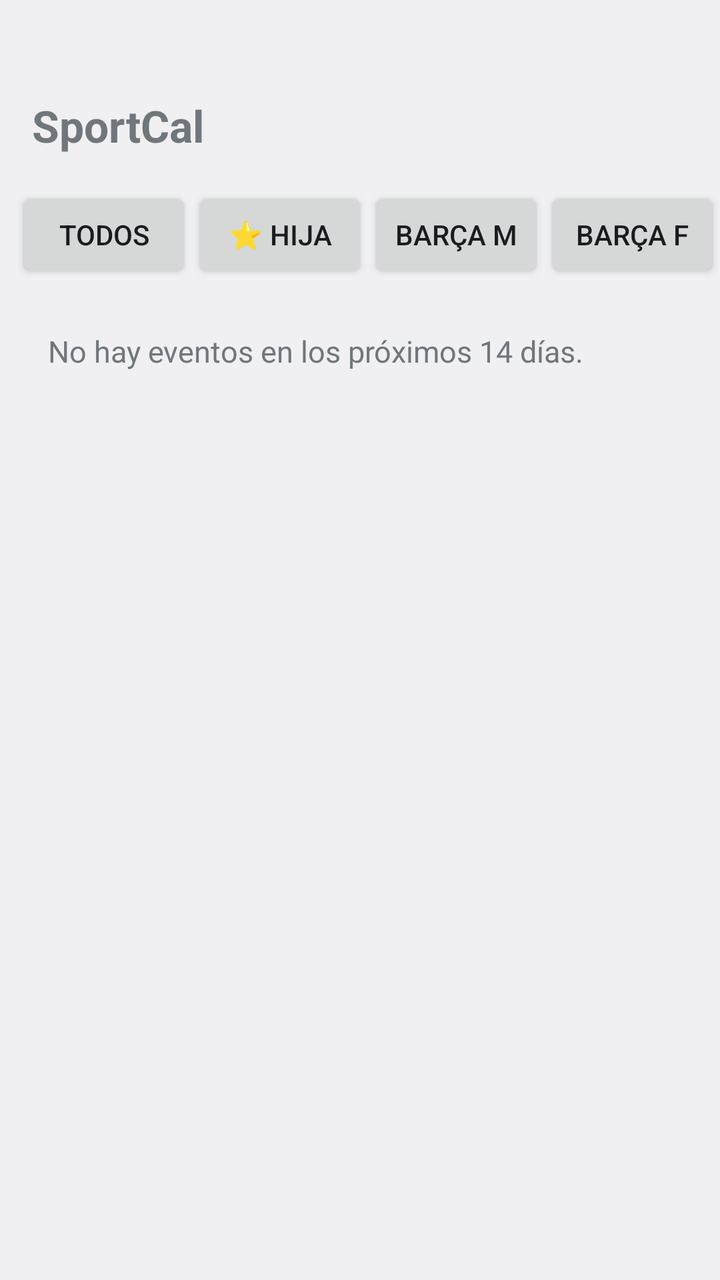
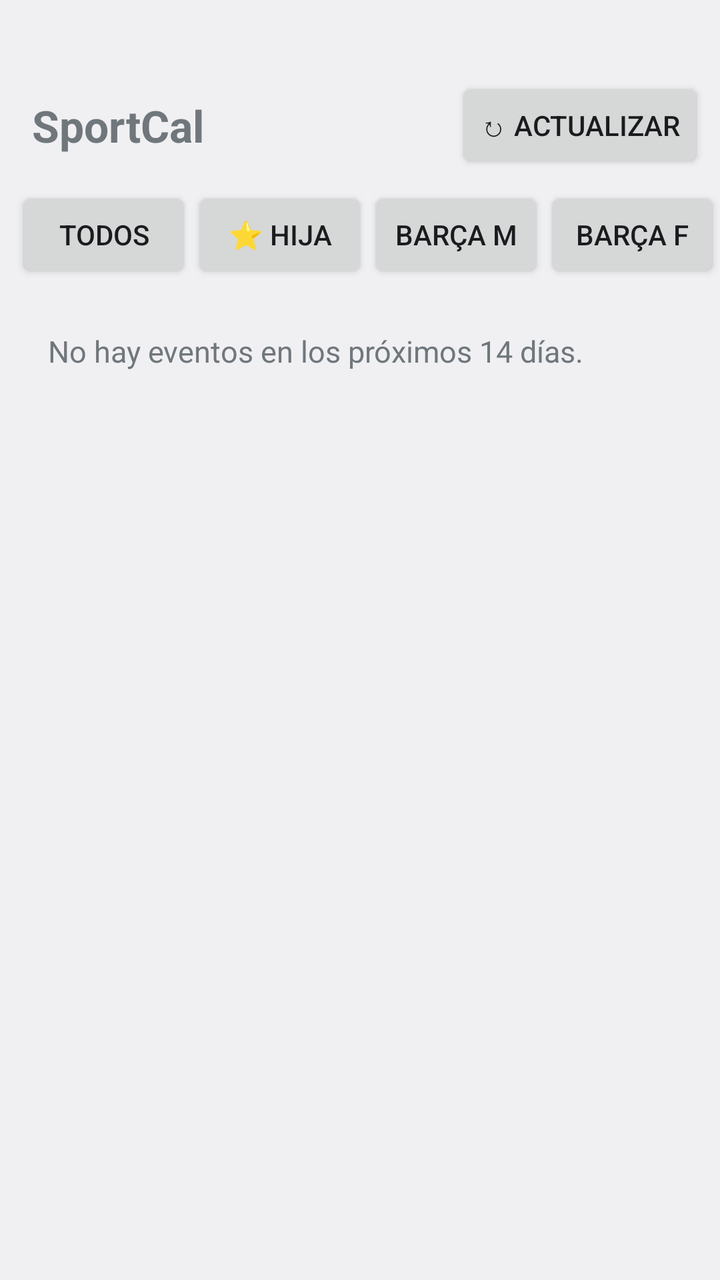

Compare the two renders of this Android layout. The source of the first and the diff that turns it into the second are given below.
<!-- AndroidManifest.xml: application theme android:Theme.DeviceDefault.Light.NoActionBar -->
<!-- res/layout/activity_main.xml -->
<?xml version="1.0" encoding="utf-8"?>
<LinearLayout xmlns:android="http://schemas.android.com/apk/res/android"
    android:layout_width="match_parent" android:layout_height="match_parent"
    android:orientation="vertical" android:paddingTop="32dp">
    <TextView android:layout_width="match_parent" android:layout_height="wrap_content"
        android:padding="16dp" android:text="SportCal"
        android:textSize="22sp" android:textStyle="bold" />
    <HorizontalScrollView android:layout_width="match_parent" android:layout_height="wrap_content"
        android:scrollbars="none">
        <LinearLayout android:id="@+id/bar" android:layout_width="wrap_content" android:layout_height="wrap_content"
            android:orientation="horizontal" android:paddingLeft="8dp" android:paddingRight="8dp">
            <Button android:tag="all" android:layout_width="wrap_content" android:layout_height="wrap_content" android:text="Todos" />
            <Button android:tag="hija" android:layout_width="wrap_content" android:layout_height="wrap_content" android:text="⭐ Hija" />
            <Button android:tag="barca_m" android:layout_width="wrap_content" android:layout_height="wrap_content" android:text="Barça M" />
            <Button android:tag="barca_f" android:layout_width="wrap_content" android:layout_height="wrap_content" android:text="Barça F" />
            <Button android:tag="voley" android:layout_width="wrap_content" android:layout_height="wrap_content" android:text="Voleibol" />
            <Button android:tag="atle" android:layout_width="wrap_content" android:layout_height="wrap_content" android:text="Atletismo" />
            <Button android:tag="tri" android:layout_width="wrap_content" android:layout_height="wrap_content" android:text="Triatlón" />
        </LinearLayout>
    </HorizontalScrollView>
    <TextView android:id="@+id/empty" android:layout_width="match_parent" android:layout_height="wrap_content"
        android:padding="24dp" android:textSize="15sp" android:text="No hay eventos en los próximos 14 días." />
    <ListView android:id="@+id/list" android:layout_width="match_parent" android:layout_height="match_parent" />
</LinearLayout>
<!-- resources referenced by this layout -->
<resources>

</resources>

<!-- the commit's change to res/layout/activity_main.xml (unified diff, before → after) -->
@@ -2,9 +2,13 @@
 <LinearLayout xmlns:android="http://schemas.android.com/apk/res/android"
     android:layout_width="match_parent" android:layout_height="match_parent"
     android:orientation="vertical" android:paddingTop="32dp">
-    <TextView android:layout_width="match_parent" android:layout_height="wrap_content"
-        android:padding="16dp" android:text="SportCal"
-        android:textSize="22sp" android:textStyle="bold" />
+    <LinearLayout android:layout_width="match_parent" android:layout_height="wrap_content"
+        android:orientation="horizontal" android:gravity="center_vertical">
+        <TextView android:layout_width="0dp" android:layout_height="wrap_content" android:layout_weight="1"
+            android:padding="16dp" android:text="SportCal" android:textSize="22sp" android:textStyle="bold" />
+        <Button android:id="@+id/btnRefresh" android:layout_width="wrap_content" android:layout_height="wrap_content"
+            android:layout_marginRight="8dp" android:text="↻ Actualizar" />
+    </LinearLayout>
     <HorizontalScrollView android:layout_width="match_parent" android:layout_height="wrap_content"
         android:scrollbars="none">
         <LinearLayout android:id="@+id/bar" android:layout_width="wrap_content" android:layout_height="wrap_content"
